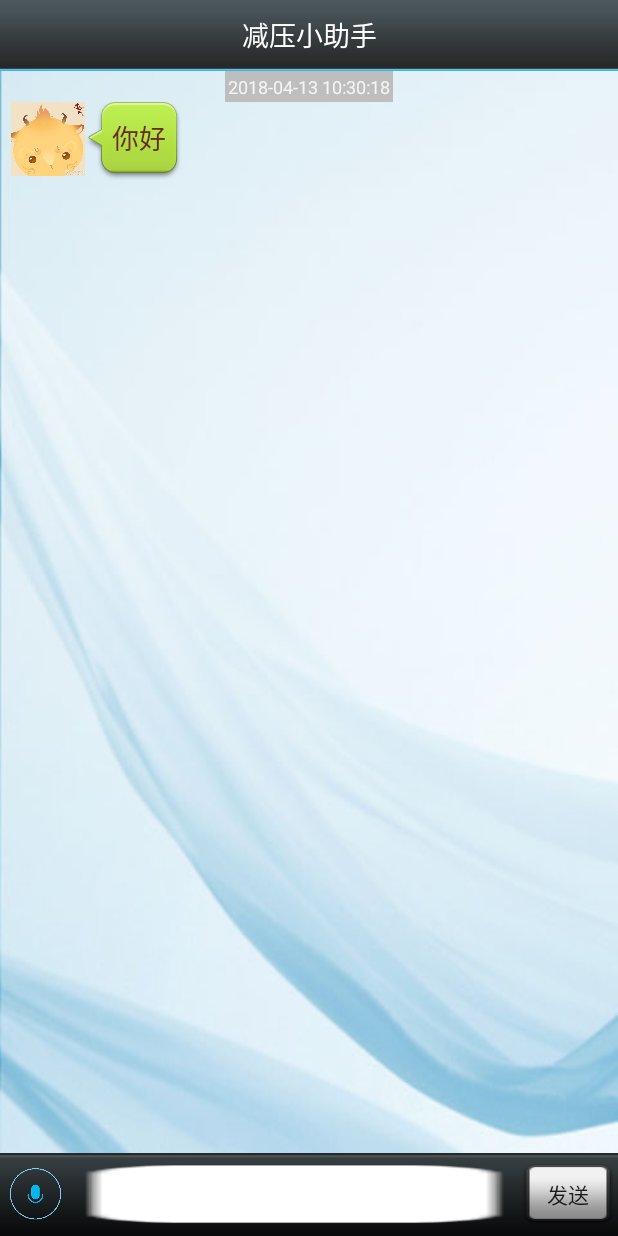
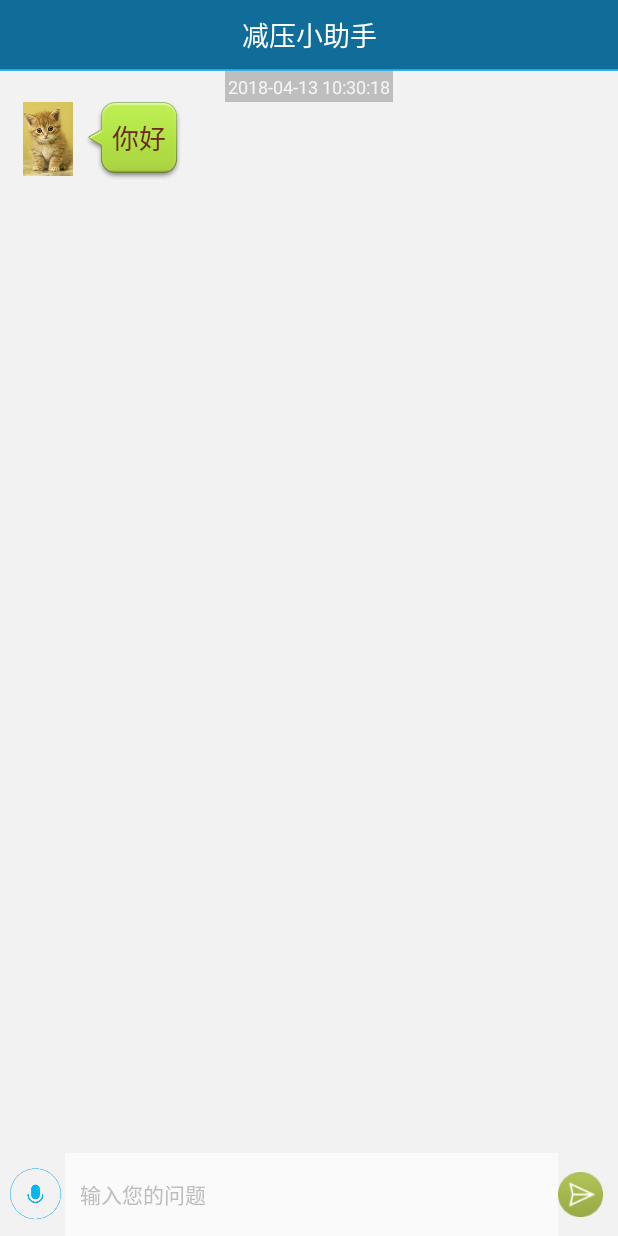
Before and after one commit to uchiyamakoki/Relax4, an Android app: the screen it shows after launch (TalkActivity), after a tap on "语音机器人", on a phone screen of 412 x 824 dp. Run offline under Robolectric (Android 15) with nearby library versions, the light colour scheme and no system bars; our stand-ins replace ButterKnife, EventBus; libraries missing offline, so code that uses them is left out: com.squareup.haha.

Commit message:
2018.4.14改了改主界面的ui

```diff
--- a/app/src/main/java/relax/sn/com/relax4/utils/HttpUtils.java
+++ b/app/src/main/java/relax/sn/com/relax4/utils/HttpUtils.java
@@ -21,7 +21,8 @@ import relax.sn.com.relax4.bean.Result;
 public class HttpUtils {
     private static final String URL = "http://www.tuling123.com/openapi/api";
     //"请自行申请apikey"
-    private static final String API_KEY = "534dc342ad15885dffc10d7b5f813451";
+    //private static final String API_KEY = "534dc342ad15885dffc10d7b5f813451";
+    private static final String API_KEY = "577173e62a2ff6627b62e94d663b449c";
 
     /**
      * 发送一个消息，得到返回的消息
--- a/app/src/main/java/relax/sn/com/relax4/view/MainActivity.java
+++ b/app/src/main/java/relax/sn/com/relax4/view/MainActivity.java
@@ -45,8 +45,10 @@ import relax.sn.com.relax4.fragment.TileContentFragment;
 
 public class MainActivity extends AppCompatActivity {
 
+    //DrawLayout布局emmm
     private DrawerLayout mDrawerLayout;
 
+    //日记类用到的吧好像，用于跳转
     public static void startActivity(Context context) {
         Intent intent = new Intent(context, MainActivity.class);
         context.startActivity(intent);
@@ -57,12 +59,12 @@ public class MainActivity extends AppCompatActivity {
         super.onCreate(savedInstanceState);
         setContentView(R.layout.activity_main);
 
-        EventBus.getDefault().register(this);
-
+        EventBus.getDefault().register(this);//在要接收消息的页面注册
+        //答题的数据库相关
         String DB_PATH = "/data/data/relax.sn.com.relax4/databases/";
         String DB_NAME = "question.db";
 
-        if((new File(DB_PATH + DB_NAME).exists()) == false) //判断目录是否存在，否则创建
+        if((new File(DB_PATH + DB_NAME).exists()) == false) //判断目录是否存在，否则创建 很想把这个封装了*****************************
         {
             File dir = new File(DB_PATH);
             if (!dir.exists())
@@ -133,9 +135,9 @@ public class MainActivity extends AppCompatActivity {
 
     private void setupViewPager(ViewPager viewPager){
         Adapter adapter = new Adapter(getSupportFragmentManager());
-        adapter.addFragment(new MainContentFragment(),"主界面");
-        adapter.addFragment(new ScreamFragment(),"日记本");
-        adapter.addFragment(new TileContentFragment(),"Title");
+        adapter.addFragment(new MainContentFragment(),"减压机器人");
+        adapter.addFragment(new ScreamFragment(),"大声说出来");
+        adapter.addFragment(new TileContentFragment(),"时间胶囊");
 
         viewPager.setAdapter(adapter);
     }
--- /dev/null
+++ b/app/src/main/res/drawable/selector_send.xml
@@ -0,0 +1,6 @@
+<?xml version="1.0" encoding="utf-8"?>
+
+<selector xmlns:android="http://schemas.android.com/apk/res/android">
+    <item android:drawable="@drawable/send_p" android:state_pressed="true"/>
+    <item android:drawable="@drawable/send2"/>
+</selector>
--- a/app/src/main/res/layout/item_from_msg.xml
+++ b/app/src/main/res/layout/item_from_msg.xml
@@ -26,7 +26,7 @@
             <ImageView
                 android:layout_width="49dp"
                 android:layout_height="49dp"
-                android:src="@drawable/icon" />
+                android:src="@drawable/icon_cat" />
 
         <TextView
             android:id="@+id/id_from_msg_info"
--- a/app/src/main/res/layout/talk_main.xml
+++ b/app/src/main/res/layout/talk_main.xml
@@ -2,7 +2,7 @@
 <RelativeLayout xmlns:android="http://schemas.android.com/apk/res/android"
     xmlns:tools="http://schemas.android.com/tools"
     android:layout_width="match_parent"
-    android:background="@drawable/chat_bg_default"
+    android:background="@color/bk"
     android:layout_height="match_parent" >
     <include
         android:id="@+id/include_top_motou"
@@ -13,17 +13,17 @@
         android:layout_width="fill_parent"
         android:layout_height="55dp"
         android:layout_alignParentBottom="true"
-        android:background="@drawable/bottom_bar" >
+         >
 
         <Button
             android:id="@+id/id_send_msg"
-            android:layout_width="60dp"
-            android:layout_height="40dp"
-            android:layout_marginRight="3dp"
+            android:layout_width="30dp"
+            android:layout_height="30dp"
+            android:layout_marginRight="10dp"
             android:layout_alignParentRight="true"
             android:layout_centerVertical="true"
-            android:background="@drawable/chat_send_btn"
-            android:text="发送" />
+            android:background="@drawable/selector_send"
+             />
         <Button
             android:layout_marginLeft="3dp"
             android:id="@+id/iv_voice"
@@ -35,15 +35,23 @@
             android:text="" />
         <EditText
             android:id="@+id/id_input_msg"
-            android:layout_width="fill_parent"
-            android:layout_height="40dp"
-            android:layout_centerVertical="true"
-            android:layout_marginLeft="10dp"
-            android:layout_marginRight="10dp"
+            android:layout_width="match_parent"
+            android:layout_height="match_parent"
+            android:layout_gravity="center_vertical"
+            android:background="@color/white"
+            android:hint="输入您的问题"
+            android:imeOptions="actionSend|flagNoEnterAction"
+            android:inputType="textCapSentences|textAutoCorrect|textMultiLine|textShortMessage"
+            android:maxLength="100"
+            android:maxLines="4"
+            android:minHeight="32dp"
+            android:paddingLeft="10dp"
+            android:paddingRight="10dp"
+            android:textColor="@color/font_black_2"
+            android:textColorHint="@color/font_black_5"
+            android:textSize="14sp"
             android:layout_toRightOf="@id/iv_voice"
-            android:layout_toLeftOf="@id/id_send_msg"
-            android:background="@drawable/login_edit_normal"
-            android:textSize="18sp" />
+            android:layout_toLeftOf="@id/id_send_msg"/>
     </RelativeLayout>
 
     <ListView
--- a/app/src/main/res/layout/top_motou.xml
+++ b/app/src/main/res/layout/top_motou.xml
@@ -2,21 +2,21 @@
 <LinearLayout xmlns:android="http://schemas.android.com/apk/res/android"
     android:layout_width="match_parent"
     android:layout_height="wrap_content"
-    android:background="#eee"
+    android:background="#106c99"
     android:orientation="vertical" >
 
     <LinearLayout
         android:layout_width="match_parent"
         android:layout_height="46dp"
         android:gravity="center"
-        android:background="@drawable/title_bar"
+        android:background="#106c99"
         android:orientation="horizontal" >
 
             <TextView
                 android:layout_weight="3"
                 android:paddingLeft="3dp"
                 android:id="@+id/tv_back"
-                android:textColor="#C0C0C0"
+                android:textColor="#00b7ee"
                 android:layout_width="match_parent"
                 android:layout_height="match_parent"
                 android:gravity="center" />
@@ -32,7 +32,7 @@
                 android:layout_weight="3"
                 android:paddingLeft="3dp"
                 android:id="@+id/tv_2"
-                android:textColor="#C0C0C0"
+                android:textColor="#00b7ee"
                 android:layout_width="match_parent"
                 android:layout_height="match_parent"
                 android:gravity="center" />
--- a/app/src/main/res/values/colors.xml
+++ b/app/src/main/res/values/colors.xml
@@ -42,4 +42,15 @@
     <color name="pink_pressed">#ec407a</color>
     <color name="blue_semi_transparent">#805677fc</color>
     <color name="blue_semi_transparent_pressed">#80738ffe</color>
+
+    <color name="bk">#f2f2f2</color>
+
+    <!-- material design black font color -->
+    <color name="font_black_0">#212121</color>
+    <color name="font_black_1">#424242</color>
+    <color name="font_black_2">#616161</color>
+    <color name="font_black_3">#757575</color>
+    <color name="font_black_4">#9e9e9e</color>
+    <color name="font_black_5">#bdbdbd</color>
+    <color name="font_black_6">#e0e0e0</color>
 </resources>
```
Also changed, not shown: app/src/main/res/drawable-hdpi/icon_cat.jpg (added), app/src/main/res/drawable-xhdpi/send2.png (added), app/src/main/res/drawable-xhdpi/send_p.png (added), app/src/main/res/drawable-xxhdpi/send2.png (added), app/src/main/res/drawable-xxhdpi/send_p.png (added).
